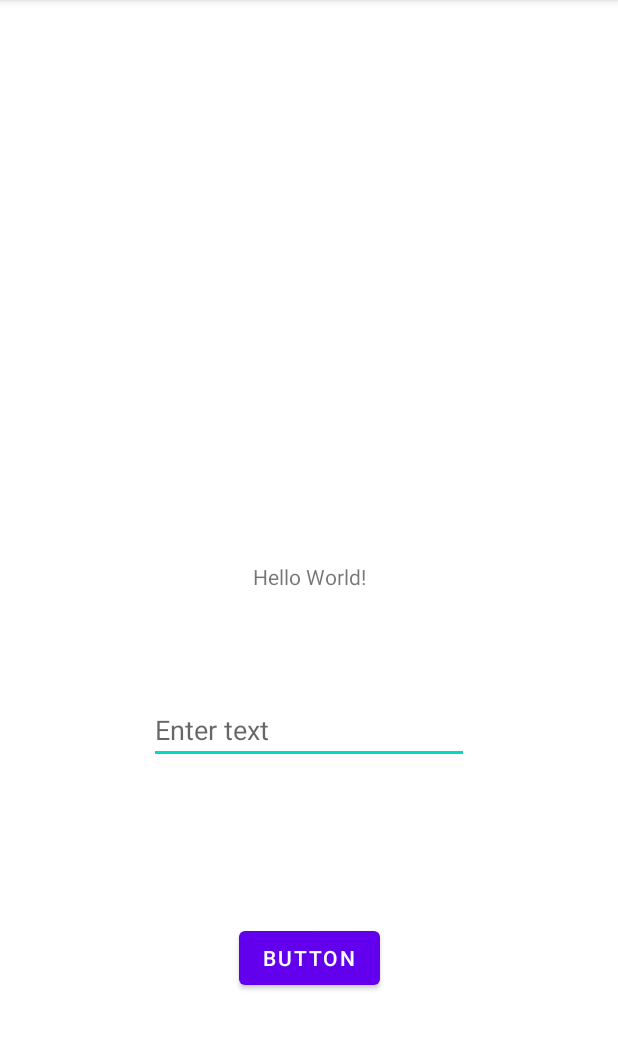
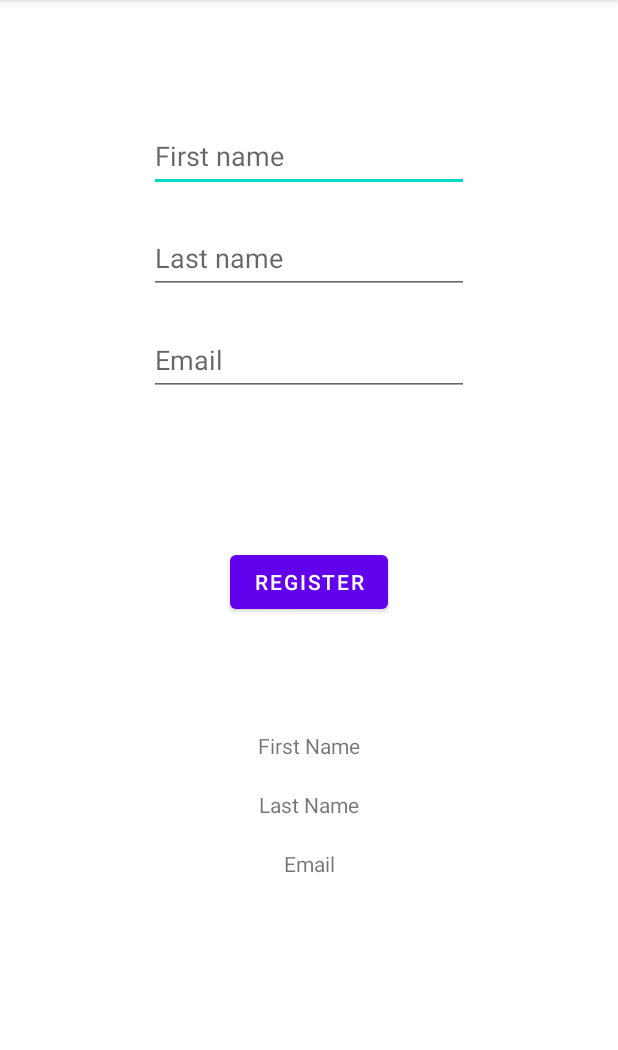
Before and after one commit to Vikmanatus/android-java-tutorial, an Android app: the screen it shows after launch (MainActivity), on a phone screen of 412 x 824 dp, the part 84-1134 px from its top. Run offline under Robolectric (Android 15) with nearby library versions, the phone set to English and light mode, and no system bars.

Commit message:
completed beginner first tutorial

```diff
--- a/app/src/main/java/com/vikman/enterprise/javatutorialpart1/MainActivity.java
+++ b/app/src/main/java/com/vikman/enterprise/javatutorialpart1/MainActivity.java
@@ -4,22 +4,42 @@ import androidx.appcompat.app.AppCompatActivity;
 
 import android.os.Bundle;
 import android.view.View;
+import android.widget.Button;
 import android.widget.EditText;
 import android.widget.TextView;
 
 public class MainActivity extends AppCompatActivity {
-    private TextView welcomeTextView;
-    private EditText editTextTitle;
+    private EditText editTextFirstname;
+    private EditText editTextLastname;
+    private EditText editTextEmail;
+    private Button registerButton;
+    private TextView firstName;
+    private TextView lastName;
+    private TextView email;
+
 
     @Override
     protected void onCreate(Bundle savedInstanceState) {
         super.onCreate(savedInstanceState);
         setContentView(R.layout.activity_main);
-        welcomeTextView = findViewById(R.id.welcomeMessage);
-        editTextTitle = findViewById(R.id.editTextTextPersonName);
-    }
-    public void onBtnClick(View view){
-        welcomeTextView.setText(editTextTitle.getText().toString());
-        editTextTitle.setText("");
+        editTextEmail = findViewById(R.id.editTextEmail);
+        editTextLastname = findViewById(R.id.editTextLastname);
+        editTextFirstname = findViewById(R.id.editTextFirstname);
+        registerButton = findViewById(R.id.registerButton);
+        firstName = findViewById(R.id.firstNameTextView);
+        lastName = findViewById(R.id.lastNameTextView);
+        email = findViewById(R.id.emailTextView);
+
+        registerButton.setOnClickListener(new View.OnClickListener() {
+            @Override
+            public void onClick(View v) {
+                firstName.setText("First Name: "+editTextFirstname.getText().toString());
+                lastName.setText("First Name: "+editTextLastname.getText().toString());
+                email.setText("First Name: "+editTextEmail.getText().toString());
+                editTextFirstname.setText("");
+                editTextLastname.setText("");
+                editTextEmail.setText("");
+            }
+        });
     }
 }
--- a/app/src/main/res/layout/activity_main.xml
+++ b/app/src/main/res/layout/activity_main.xml
@@ -6,38 +6,83 @@
     android:layout_height="match_parent"
     tools:context=".MainActivity">
 
-    <TextView
-        android:id="@+id/welcomeMessage"
+
+    <EditText
+        android:id="@+id/editTextFirstname"
         android:layout_width="wrap_content"
         android:layout_height="wrap_content"
-        android:text="Hello World!"
-        app:layout_constraintBottom_toBottomOf="parent"
+        android:layout_marginTop="80dp"
+        android:ems="10"
+        android:hint="First name"
+        android:inputType="textPersonName"
+        android:minHeight="48dp"
         app:layout_constraintEnd_toEndOf="parent"
         app:layout_constraintStart_toStartOf="parent"
         app:layout_constraintTop_toTopOf="parent" />
 
-    <Button
-        android:id="@+id/welcomeButton"
+    <EditText
+        android:id="@+id/editTextLastname"
         android:layout_width="wrap_content"
         android:layout_height="wrap_content"
-        android:onClick="onBtnClick"
-        android:text="Button"
-        app:layout_constraintBottom_toBottomOf="parent"
-        app:layout_constraintEnd_toEndOf="parent"
-        app:layout_constraintStart_toStartOf="parent"
-        app:layout_constraintTop_toBottomOf="@+id/editTextTextPersonName" />
+        android:layout_marginTop="20dp"
+        android:ems="10"
+        android:hint="Last name"
+        android:inputType="textPersonName"
+        android:minHeight="48dp"
+        app:layout_constraintEnd_toEndOf="@+id/editTextFirstname"
+        app:layout_constraintStart_toStartOf="@+id/editTextFirstname"
+        app:layout_constraintTop_toBottomOf="@+id/editTextFirstname" />
 
     <EditText
-        android:id="@+id/editTextTextPersonName"
+        android:id="@+id/editTextEmail"
         android:layout_width="wrap_content"
         android:layout_height="wrap_content"
-        android:layout_marginTop="70dp"
+        android:layout_marginTop="20dp"
         android:ems="10"
-        android:hint="Enter text"
+        android:hint="Email"
         android:inputType="textPersonName"
-        android:text=""
-        app:layout_constraintEnd_toEndOf="parent"
-        app:layout_constraintStart_toStartOf="parent"
-        app:layout_constraintTop_toBottomOf="@+id/welcomeMessage" />
+        android:minHeight="48dp"
+        app:layout_constraintEnd_toEndOf="@+id/editTextLastname"
+        app:layout_constraintStart_toStartOf="@+id/editTextLastname"
+        app:layout_constraintTop_toBottomOf="@+id/editTextLastname" />
 
+    <Button
+        android:id="@+id/registerButton"
+        android:layout_width="wrap_content"
+        android:layout_height="wrap_content"
+        android:layout_marginTop="100dp"
+        android:text="Register"
+        app:layout_constraintEnd_toEndOf="@+id/editTextEmail"
+        app:layout_constraintStart_toStartOf="@+id/editTextEmail"
+        app:layout_constraintTop_toBottomOf="@+id/editTextEmail" />
+
+    <TextView
+        android:id="@+id/firstNameTextView"
+        android:layout_width="wrap_content"
+        android:layout_height="wrap_content"
+        android:layout_marginTop="75dp"
+        android:text="First Name"
+        app:layout_constraintEnd_toEndOf="@+id/registerButton"
+        app:layout_constraintStart_toStartOf="@+id/registerButton"
+        app:layout_constraintTop_toBottomOf="@+id/registerButton" />
+
+    <TextView
+        android:id="@+id/lastNameTextView"
+        android:layout_width="wrap_content"
+        android:layout_height="wrap_content"
+        android:layout_marginTop="20dp"
+        android:text="Last Name"
+        app:layout_constraintEnd_toEndOf="@+id/firstNameTextView"
+        app:layout_constraintStart_toStartOf="@+id/firstNameTextView"
+        app:layout_constraintTop_toBottomOf="@+id/firstNameTextView" />
+
+    <TextView
+        android:id="@+id/emailTextView"
+        android:layout_width="wrap_content"
+        android:layout_height="wrap_content"
+        android:layout_marginTop="20dp"
+        android:text="Email"
+        app:layout_constraintEnd_toEndOf="@+id/lastNameTextView"
+        app:layout_constraintStart_toStartOf="@+id/lastNameTextView"
+        app:layout_constraintTop_toBottomOf="@+id/lastNameTextView" />
 </androidx.constraintlayout.widget.ConstraintLayout>
```
